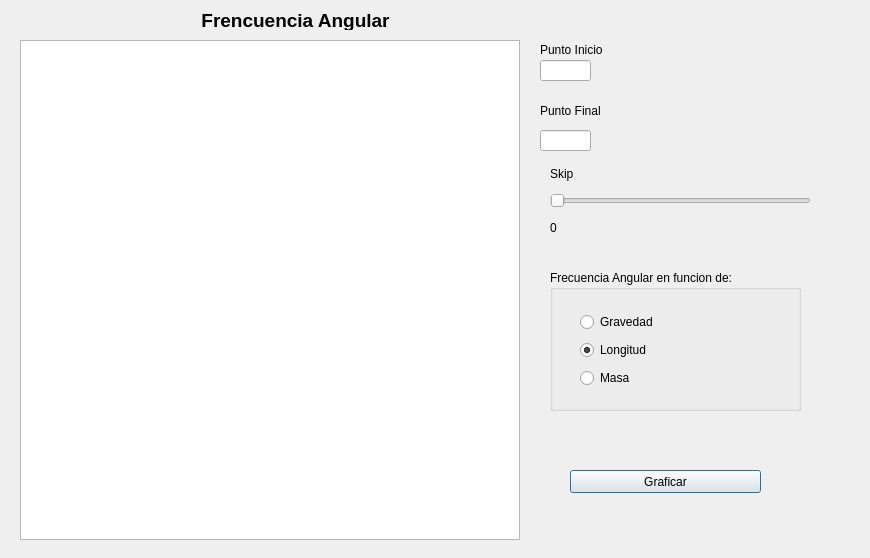
The window that graficasdialog.ui (Raimmaster/PendulumSimulator) describes before a commit, drawn with Qt 5.
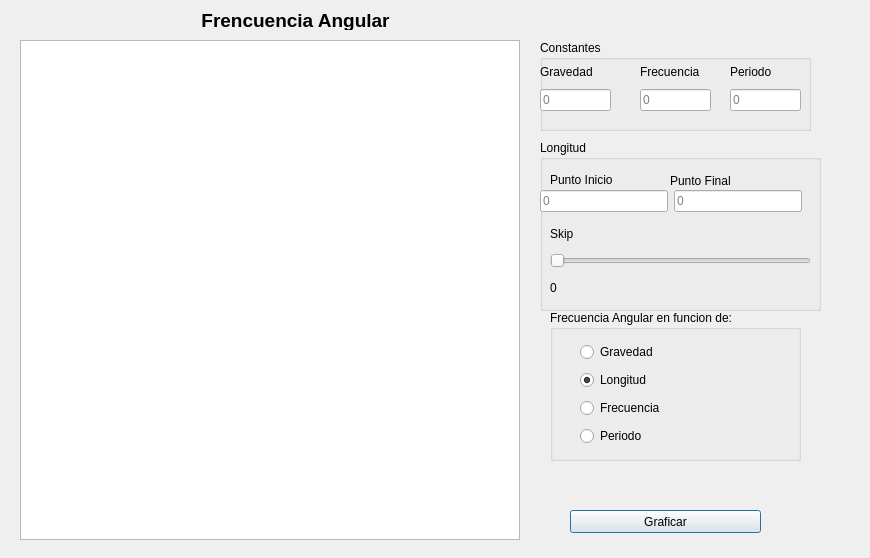
The same window after the commit.

Commit message: Added certain UI widgets for the graphing input

Diff of the .ui file:
```diff
--- a/graficasdialog.ui
+++ b/graficasdialog.ui
@@ -60,9 +60,9 @@
    <property name="geometry">
     <rect>
      <x>550</x>
-     <y>270</y>
+     <y>310</y>
      <width>251</width>
-     <height>141</height>
+     <height>151</height>
     </rect>
    </property>
    <property name="title">
@@ -72,9 +72,9 @@
     <property name="geometry">
      <rect>
       <x>30</x>
-      <y>40</y>
+      <y>30</y>
       <width>160</width>
-      <height>80</height>
+      <height>111</height>
      </rect>
     </property>
     <layout class="QVBoxLayout" name="verticalLayout">
@@ -98,97 +98,25 @@
      <item>
       <widget class="QRadioButton" name="radioButton_3">
        <property name="text">
-        <string>Masa</string>
+        <string>Frecuencia</string>
+       </property>
+      </widget>
+     </item>
+     <item>
+      <widget class="QRadioButton" name="periodRadio">
+       <property name="text">
+        <string>Periodo</string>
        </property>
       </widget>
      </item>
     </layout>
    </widget>
   </widget>
-  <widget class="QWidget" name="gridLayoutWidget">
-   <property name="geometry">
-    <rect>
-     <x>550</x>
-     <y>160</y>
-     <width>261</width>
-     <height>81</height>
-    </rect>
-   </property>
-   <layout class="QGridLayout" name="gridLayout">
-    <item row="0" column="0">
-     <widget class="QLabel" name="label_6">
-      <property name="text">
-       <string>Skip</string>
-      </property>
-     </widget>
-    </item>
-    <item row="2" column="0">
-     <widget class="QLabel" name="label_7">
-      <property name="text">
-       <string>0</string>
-      </property>
-     </widget>
-    </item>
-    <item row="1" column="0">
-     <widget class="QSlider" name="horizontalSlider_3">
-      <property name="orientation">
-       <enum>Qt::Horizontal</enum>
-      </property>
-     </widget>
-    </item>
-   </layout>
-  </widget>
-  <widget class="QLabel" name="label">
-   <property name="geometry">
-    <rect>
-     <x>540</x>
-     <y>40</y>
-     <width>109</width>
-     <height>20</height>
-    </rect>
-   </property>
-   <property name="text">
-    <string>Punto Inicio</string>
-   </property>
-  </widget>
-  <widget class="QLabel" name="label_3">
-   <property name="geometry">
-    <rect>
-     <x>540</x>
-     <y>100</y>
-     <width>109</width>
-     <height>21</height>
-    </rect>
-   </property>
-   <property name="text">
-    <string>Punto Final</string>
-   </property>
-  </widget>
-  <widget class="QLineEdit" name="lineEdit">
-   <property name="geometry">
-    <rect>
-     <x>540</x>
-     <y>60</y>
-     <width>51</width>
-     <height>21</height>
-    </rect>
-   </property>
-  </widget>
-  <widget class="QLineEdit" name="lineEdit_2">
-   <property name="geometry">
-    <rect>
-     <x>540</x>
-     <y>130</y>
-     <width>51</width>
-     <height>21</height>
-    </rect>
-   </property>
-  </widget>
-  <widget class="QPushButton" name="pushButton">
+  <widget class="QPushButton" name="graficarBtn">
    <property name="geometry">
     <rect>
      <x>570</x>
-     <y>470</y>
+     <y>510</y>
      <width>191</width>
      <height>23</height>
     </rect>
@@ -197,6 +125,225 @@
     <string>Graficar</string>
    </property>
   </widget>
+  <widget class="QGroupBox" name="groupBox_2">
+   <property name="geometry">
+    <rect>
+     <x>540</x>
+     <y>40</y>
+     <width>271</width>
+     <height>91</height>
+    </rect>
+   </property>
+   <property name="title">
+    <string>Constantes</string>
+   </property>
+   <widget class="QWidget" name="gridLayoutWidget_2">
+    <property name="geometry">
+     <rect>
+      <x>0</x>
+      <y>20</y>
+      <width>71</width>
+      <height>51</height>
+     </rect>
+    </property>
+    <layout class="QGridLayout" name="gridLayout_2">
+     <item row="1" column="0">
+      <widget class="QLineEdit" name="const1LE">
+       <property name="maxLength">
+        <number>5</number>
+       </property>
+       <property name="placeholderText">
+        <string>0</string>
+       </property>
+       <property name="clearButtonEnabled">
+        <bool>false</bool>
+       </property>
+      </widget>
+     </item>
+     <item row="0" column="0">
+      <widget class="QLabel" name="const1Lbl">
+       <property name="text">
+        <string>Gravedad</string>
+       </property>
+      </widget>
+     </item>
+    </layout>
+   </widget>
+   <widget class="QWidget" name="gridLayoutWidget_5">
+    <property name="geometry">
+     <rect>
+      <x>190</x>
+      <y>20</y>
+      <width>71</width>
+      <height>51</height>
+     </rect>
+    </property>
+    <layout class="QGridLayout" name="gridLayout_7">
+     <item row="1" column="0">
+      <widget class="QLineEdit" name="const3LE">
+       <property name="maxLength">
+        <number>5</number>
+       </property>
+       <property name="placeholderText">
+        <string>0</string>
+       </property>
+       <property name="clearButtonEnabled">
+        <bool>false</bool>
+       </property>
+      </widget>
+     </item>
+     <item row="0" column="0">
+      <widget class="QLabel" name="const3Lbl">
+       <property name="text">
+        <string>Periodo</string>
+       </property>
+      </widget>
+     </item>
+    </layout>
+   </widget>
+   <widget class="QWidget" name="gridLayoutWidget_6">
+    <property name="geometry">
+     <rect>
+      <x>100</x>
+      <y>20</y>
+      <width>71</width>
+      <height>51</height>
+     </rect>
+    </property>
+    <layout class="QGridLayout" name="gridLayout_8">
+     <item row="1" column="0">
+      <widget class="QLineEdit" name="const2LE">
+       <property name="maxLength">
+        <number>5</number>
+       </property>
+       <property name="placeholderText">
+        <string>0</string>
+       </property>
+       <property name="clearButtonEnabled">
+        <bool>false</bool>
+       </property>
+      </widget>
+     </item>
+     <item row="0" column="0">
+      <widget class="QLabel" name="const2Lbl">
+       <property name="text">
+        <string>Frecuencia</string>
+       </property>
+      </widget>
+     </item>
+    </layout>
+   </widget>
+  </widget>
+  <widget class="QGroupBox" name="varControlGB">
+   <property name="geometry">
+    <rect>
+     <x>540</x>
+     <y>140</y>
+     <width>281</width>
+     <height>171</height>
+    </rect>
+   </property>
+   <property name="title">
+    <string>Longitud</string>
+   </property>
+   <widget class="QLabel" name="label">
+    <property name="geometry">
+     <rect>
+      <x>10</x>
+      <y>30</y>
+      <width>109</width>
+      <height>20</height>
+     </rect>
+    </property>
+    <property name="text">
+     <string>Punto Inicio</string>
+    </property>
+   </widget>
+   <widget class="QWidget" name="layoutWidget">
+    <property name="geometry">
+     <rect>
+      <x>0</x>
+      <y>50</y>
+      <width>262</width>
+      <height>23</height>
+     </rect>
+    </property>
+    <layout class="QHBoxLayout" name="horizontalLayout">
+     <item>
+      <widget class="QLineEdit" name="puntoFinLE">
+       <property name="inputMask">
+        <string/>
+       </property>
+       <property name="maxLength">
+        <number>5</number>
+       </property>
+       <property name="placeholderText">
+        <string>0</string>
+       </property>
+      </widget>
+     </item>
+     <item>
+      <widget class="QLineEdit" name="puntoIniLE">
+       <property name="maxLength">
+        <number>5</number>
+       </property>
+       <property name="placeholderText">
+        <string>0</string>
+       </property>
+       <property name="clearButtonEnabled">
+        <bool>false</bool>
+       </property>
+      </widget>
+     </item>
+    </layout>
+   </widget>
+   <widget class="QLabel" name="label_3">
+    <property name="geometry">
+     <rect>
+      <x>130</x>
+      <y>30</y>
+      <width>109</width>
+      <height>21</height>
+     </rect>
+    </property>
+    <property name="text">
+     <string>Punto Final</string>
+    </property>
+   </widget>
+   <widget class="QWidget" name="gridLayoutWidget">
+    <property name="geometry">
+     <rect>
+      <x>10</x>
+      <y>80</y>
+      <width>261</width>
+      <height>81</height>
+     </rect>
+    </property>
+    <layout class="QGridLayout" name="gridLayout">
+     <item row="1" column="0">
+      <widget class="QSlider" name="skipSlider">
+       <property name="orientation">
+        <enum>Qt::Horizontal</enum>
+       </property>
+      </widget>
+     </item>
+     <item row="0" column="0">
+      <widget class="QLabel" name="label_6">
+       <property name="text">
+        <string>Skip</string>
+       </property>
+      </widget>
+     </item>
+     <item row="2" column="0">
+      <widget class="QLabel" name="slideValLbl">
+       <property name="text">
+        <string>0</string>
+       </property>
+      </widget>
+     </item>
+    </layout>
+   </widget>
+  </widget>
  </widget>
  <resources/>
  <connections/>
```
Left out of the diff: 6 changed lines with no effect on the pictures. The commit also changes 2 other files.
